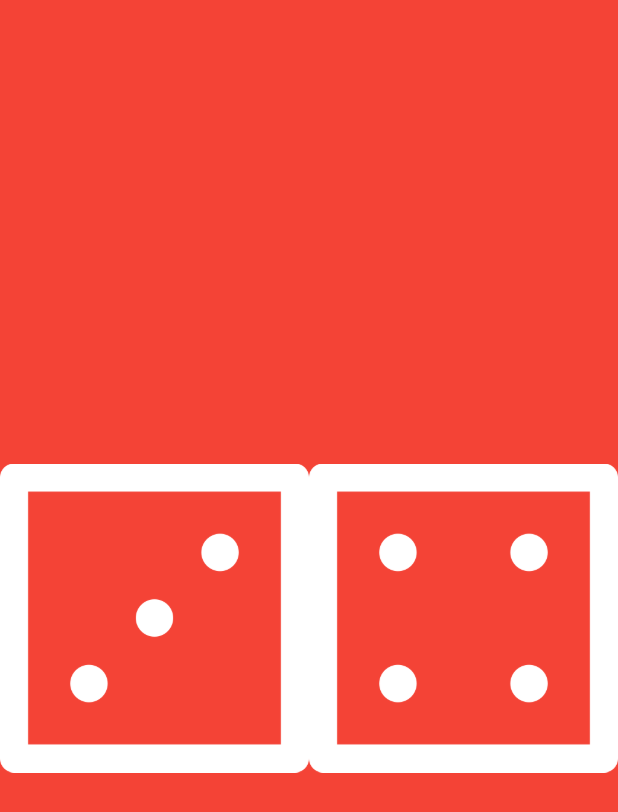
After one commit to KaiqueJuvencio/FIAP, a Flutter app: the screen it shows after launch, after a tap on "Dados Aleatórios", on a phone screen of 412 x 824 dp. The commit adds this screen. Shown: the top 812 px of the screen. Run offline on Flutter 3.47's test engine with Material 2 defaults, Android fonts, the phone set to English and light mode, and no system bars.

Commit message:
:dart: Criando tela de dados aleatórios

```diff
--- a/mobile-development/flutter-class/lib/main.dart
+++ b/mobile-development/flutter-class/lib/main.dart
@@ -1,6 +1,7 @@
 import 'package:flutter/material.dart';
 import 'package:flutter_class/screens/menu_screen.dart';
 import 'package:flutter_class/screens/personal_card_screen.dart';
+import 'package:flutter_class/screens/random_dice.dart';
 
 void main() {
   runApp(const MyApp());
@@ -23,6 +24,9 @@ class MyApp extends StatelessWidget {
         PersonalCardScreen.id : (context) => PersonalCardScreen(
           arguments: ModalRoute.of(context)?.settings.arguments as PersonalCardScreenArguments,
         ),
+        RandomDice.id : (context) => RandomDice(
+          arguments: ModalRoute.of(context)?.settings.arguments as RandomDiceArguments,
+        ),
       },
     );
   }
--- a/mobile-development/flutter-class/lib/screens/menu_screen.dart
+++ b/mobile-development/flutter-class/lib/screens/menu_screen.dart
@@ -1,5 +1,6 @@
 import 'package:flutter/material.dart';
 import 'package:flutter_class/screens/personal_card_screen.dart';
+import 'package:flutter_class/screens/random_dice.dart';
 import 'package:flutter_class/widget/rounde_button.dart';
 
 class MenuScreen extends StatelessWidget {
@@ -30,6 +31,21 @@ class MenuScreen extends StatelessWidget {
                         email: 'kaiquejuvencio@hotmail.com')
                   );
                 },
+              ),
+              const SizedBox(height: 16,),
+              RoundedButton(
+                icon: Icons.person,
+                text: 'Dados Aleatórios',
+                onTap: () {
+                  Navigator.pushNamed(
+                      context,
+                      RandomDice.id,
+                      arguments: const RandomDiceArguments(image: 'assets/images/dice1.png',
+                          name: 'Random Dice',
+                          phone: '11 96142-7575',
+                          email: 'kaiquejuvencio@hotmail.com')
+                  );
+                },
               )
             ],
           ),
--- /dev/null
+++ b/mobile-development/flutter-class/lib/screens/random_dice.dart
@@ -0,0 +1,67 @@
+import 'dart:math';
+
+import 'package:flutter/material.dart';
+
+class RandomDice extends StatefulWidget {
+  static const String id = 'random_dice_card';
+
+  const RandomDice({Key? key, required this.arguments}) : super(key: key);
+  final RandomDiceArguments arguments;
+
+  @override
+  State<RandomDice> createState() => _RandomDiceState();
+}
+
+class _RandomDiceState extends State<RandomDice> {
+  int dice1 = 3;
+  int dice2 = 4;
+  @override
+  Widget build(BuildContext context) {
+
+
+    return Scaffold(
+      backgroundColor: Colors.red,
+      body: SafeArea(
+        child: Center(
+          child: Row(
+            children: [
+              Expanded(
+                // flex: 2, vc da peso
+                  child: InkWell(
+                    onTap: (){
+                      dice1 = Random().nextInt(6) +1;
+                      print("Dice1 $dice1");
+                      setState((){});
+                    },
+                    child: Image.asset('assets/images/dice$dice1.png'),
+                  ) ),
+              Expanded(
+                  child: InkWell(
+                    onTap: (){
+                      dice2 = Random().nextInt(6) +1;
+                      print("Dice2 $dice2");
+                      setState((){});
+                    },
+                    child: Image.asset('assets/images/dice$dice2.png'),
+                  ) )
+            ],
+          ),
+        ),
+      ),
+    );
+  }
+}
+
+class RandomDiceArguments {
+  const RandomDiceArguments({
+    required this.image,
+    required this.name,
+    required this.phone,
+    required this.email,
+  });
+
+  final String image;
+  final String name;
+  final String phone;
+  final String email;
+}
--- a/mobile-development/flutter-class/pubspec.yaml
+++ b/mobile-development/flutter-class/pubspec.yaml
@@ -61,7 +61,7 @@ flutter:
 
   # To add assets to your application, add an assets section, like this:
   assets:
-   - assets/images/bird.png
+   - assets/images/
 
   # An image asset can refer to one or more resolution-specific "variants", see
   # https://flutter.dev/assets-and-images/#resolution-aware
```
Also changed, not shown: mobile-development/flutter-class/assets/images/dice1.png (added), mobile-development/flutter-class/assets/images/dice2.png (added), mobile-development/flutter-class/assets/images/dice3.png (added), mobile-development/flutter-class/assets/images/dice4.png (added), mobile-development/flutter-class/assets/images/dice5.png (added), mobile-development/flutter-class/assets/images/dice6.png (added).
